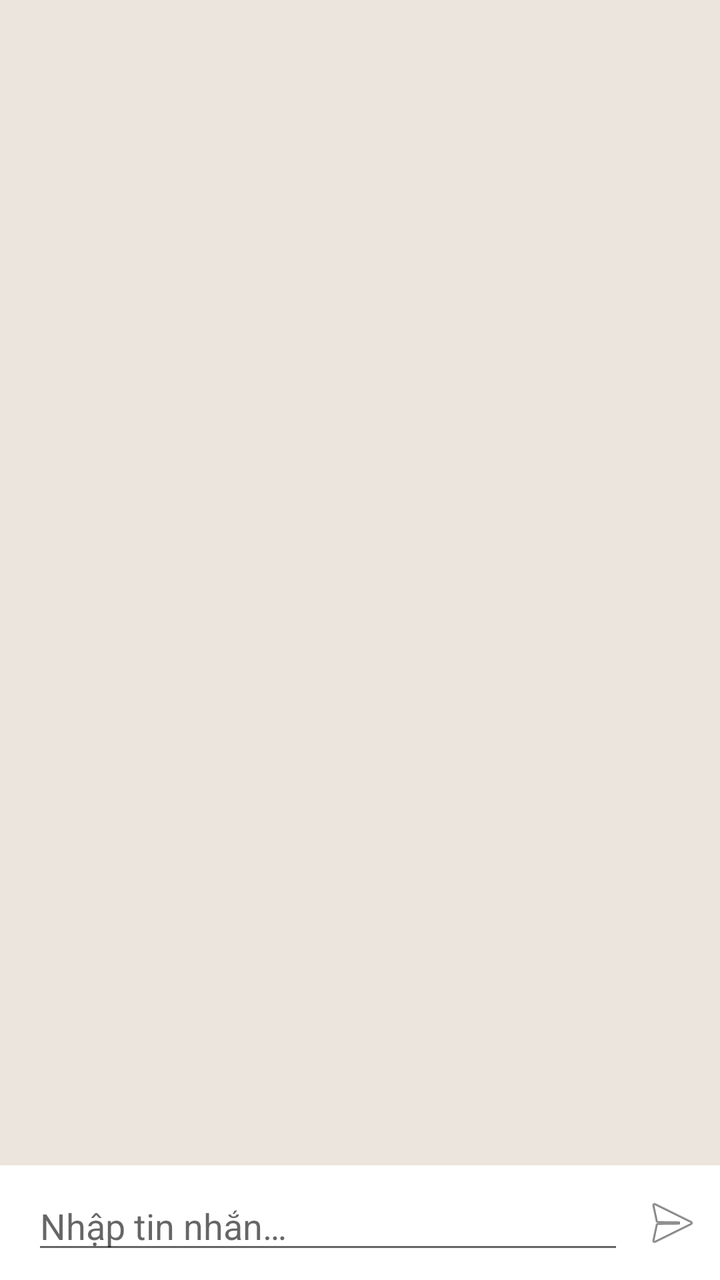
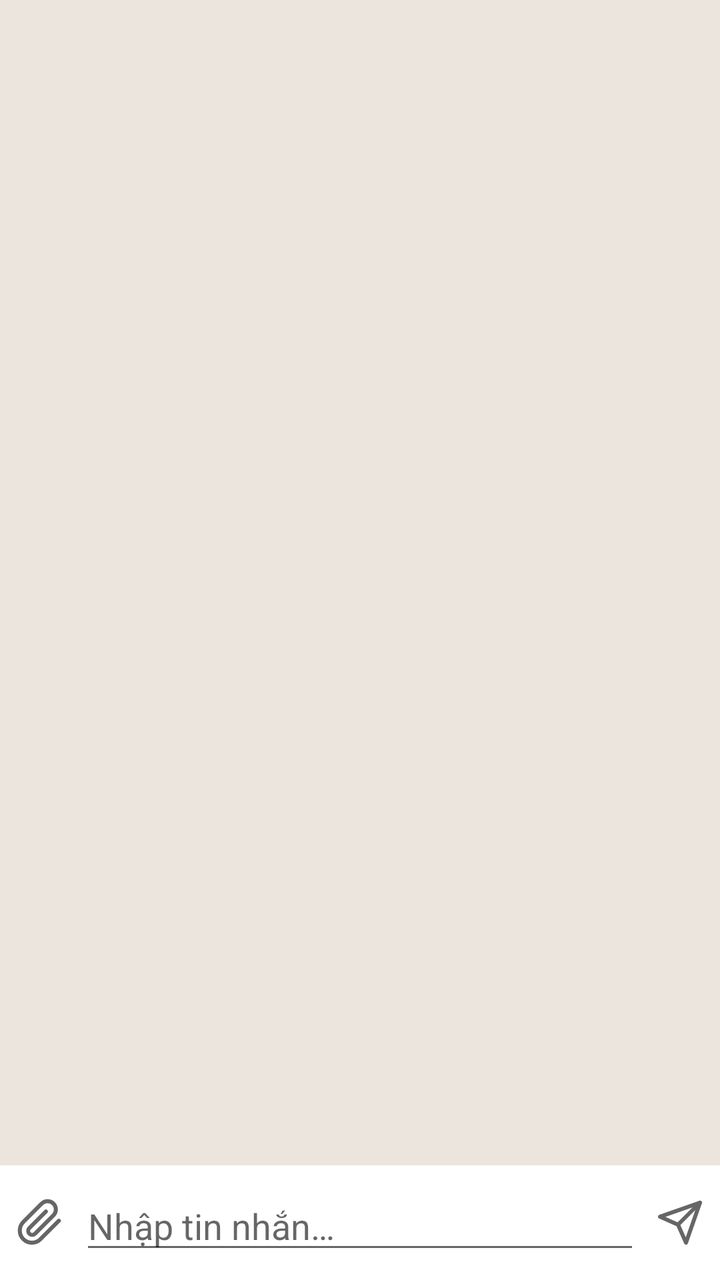

Two renders of the same Android screen: before a commit and after it. Below are the layout's source before the change and the commit's diff.
<!-- AndroidManifest.xml: application theme Theme.BtChatShare -->
<!-- res/layout/activity_chat.xml -->
<?xml version="1.0" encoding="utf-8"?>
<LinearLayout xmlns:android="http://schemas.android.com/apk/res/android"
    android:layout_width="match_parent"
    android:layout_height="match_parent"
    android:orientation="vertical"
    android:background="@color/background">

    <androidx.recyclerview.widget.RecyclerView
        android:id="@+id/recyclerMessages"
        android:layout_width="match_parent"
        android:layout_height="0dp"
        android:layout_weight="1"
        android:padding="8dp"
        android:clipToPadding="false" />

    <LinearLayout
        android:id="@+id/layoutTransfer"
        android:layout_width="match_parent"
        android:layout_height="wrap_content"
        android:orientation="vertical"
        android:paddingHorizontal="12dp"
        android:visibility="gone">

        <TextView
            android:id="@+id/tvTransferStatus"
            android:layout_width="match_parent"
            android:layout_height="wrap_content"
            android:textSize="12sp" />

        <ProgressBar
            android:id="@+id/progressTransfer"
            style="?android:attr/progressBarStyleHorizontal"
            android:layout_width="match_parent"
            android:layout_height="wrap_content"
            android:max="100" />
    </LinearLayout>

    <LinearLayout
        android:layout_width="match_parent"
        android:layout_height="wrap_content"
        android:orientation="horizontal"
        android:padding="8dp"
        android:gravity="center_vertical"
        android:background="#FFFFFF">

        <ImageButton
            android:id="@+id/btnAttach"
            android:layout_width="wrap_content"
            android:layout_height="wrap_content"
            android:src="@android:drawable/ic_menu_attach"
            android:background="?attr/selectableItemBackgroundBorderless"
            android:contentDescription="@string/btn_attach" />

        <EditText
            android:id="@+id/etMessage"
            android:layout_width="0dp"
            android:layout_height="wrap_content"
            android:layout_weight="1"
            android:layout_marginHorizontal="8dp"
            android:hint="@string/hint_message"
            android:maxLines="4"
            android:inputType="textMultiLine|textCapSentences" />

        <ImageButton
            android:id="@+id/btnSend"
            android:layout_width="wrap_content"
            android:layout_height="wrap_content"
            android:src="@android:drawable/ic_menu_send"
            android:background="?attr/selectableItemBackgroundBorderless"
            android:contentDescription="@string/btn_send" />

    </LinearLayout>

</LinearLayout>
<!-- resources referenced by this layout -->
<resources>
  <color name="background">#ECE5DD</color>
  <string name="btn_attach">Đính kèm file</string>
  <string name="btn_send">Gửi</string>
  <string name="hint_message">Nhập tin nhắn…</string>
  <style name="Theme.BtChatShare" parent="Theme.MaterialComponents.DayNight.NoActionBar">
          <item name="colorPrimary">@color/primary</item>
          <item name="colorPrimaryDark">@color/primary_dark</item>
          <item name="colorAccent">@color/accent</item>
          <item name="android:statusBarColor" tools:targetApi="l">@color/primary_dark</item>
      </style>
  <color name="primary">#1565C0</color>
  <color name="primary_dark">#0D47A1</color>
  <color name="accent">#26A69A</color>
</resources>

<!-- the commit's change to res/layout/activity_chat.xml (unified diff, before → after) -->
@@ -47,7 +47,7 @@
             android:id="@+id/btnAttach"
             android:layout_width="wrap_content"
             android:layout_height="wrap_content"
-            android:src="@android:drawable/ic_menu_attach"
+            android:src="@drawable/ic_attach"
             android:background="?attr/selectableItemBackgroundBorderless"
             android:contentDescription="@string/btn_attach" />
 
@@ -65,7 +65,7 @@
             android:id="@+id/btnSend"
             android:layout_width="wrap_content"
             android:layout_height="wrap_content"
-            android:src="@android:drawable/ic_menu_send"
+            android:src="@drawable/ic_send"
             android:background="?attr/selectableItemBackgroundBorderless"
             android:contentDescription="@string/btn_send" />
 
<!-- resource entries referenced after the edit -->
@@ -1,6 +1,45 @@
 <!-- resources referenced by this layout -->
 <resources>
   <color name="background">#ECE5DD</color>
+  <!-- drawable ic_attach (drawable) -->
+  <?xml version="1.0" encoding="utf-8"?>
+  <vector xmlns:android="http://schemas.android.com/apk/res/android"
+      android:width="24dp"
+      android:height="24dp"
+      android:viewportWidth="24"
+      android:viewportHeight="24"
+      android:tint="?attr/colorControlNormal">
+      <path
+          android:fillColor="@android:color/transparent"
+          android:strokeColor="#FF000000"
+          android:strokeWidth="2"
+          android:strokeLineCap="round"
+          android:strokeLineJoin="round"
+          android:pathData="M21.44,11.05L12.25,20.24A6,6 0 0 1 3.67,11.66L12.86,2.47A4,4 0 0 1 18.72,8.33L9.52,17.52A2,2 0 0 1 6.68,14.68L14.94,6.41" />
+  </vector>
+  <!-- drawable ic_send (drawable) -->
+  <?xml version="1.0" encoding="utf-8"?>
+  <vector xmlns:android="http://schemas.android.com/apk/res/android"
+      android:width="24dp"
+      android:height="24dp"
+      android:viewportWidth="24"
+      android:viewportHeight="24"
+      android:tint="?attr/colorControlNormal">
+      <path
+          android:fillColor="@android:color/transparent"
+          android:strokeColor="#FF000000"
+          android:strokeWidth="2"
+          android:strokeLineCap="round"
+          android:strokeLineJoin="round"
+          android:pathData="M22,2L11,13" />
+      <path
+          android:fillColor="@android:color/transparent"
+          android:strokeColor="#FF000000"
+          android:strokeWidth="2"
+          android:strokeLineCap="round"
+          android:strokeLineJoin="round"
+          android:pathData="M22,2L15,22L11,13L2,9L22,2Z" />
+  </vector>
   <string name="btn_attach">Đính kèm file</string>
   <string name="btn_send">Gửi</string>
   <string name="hint_message">Nhập tin nhắn…</string>
